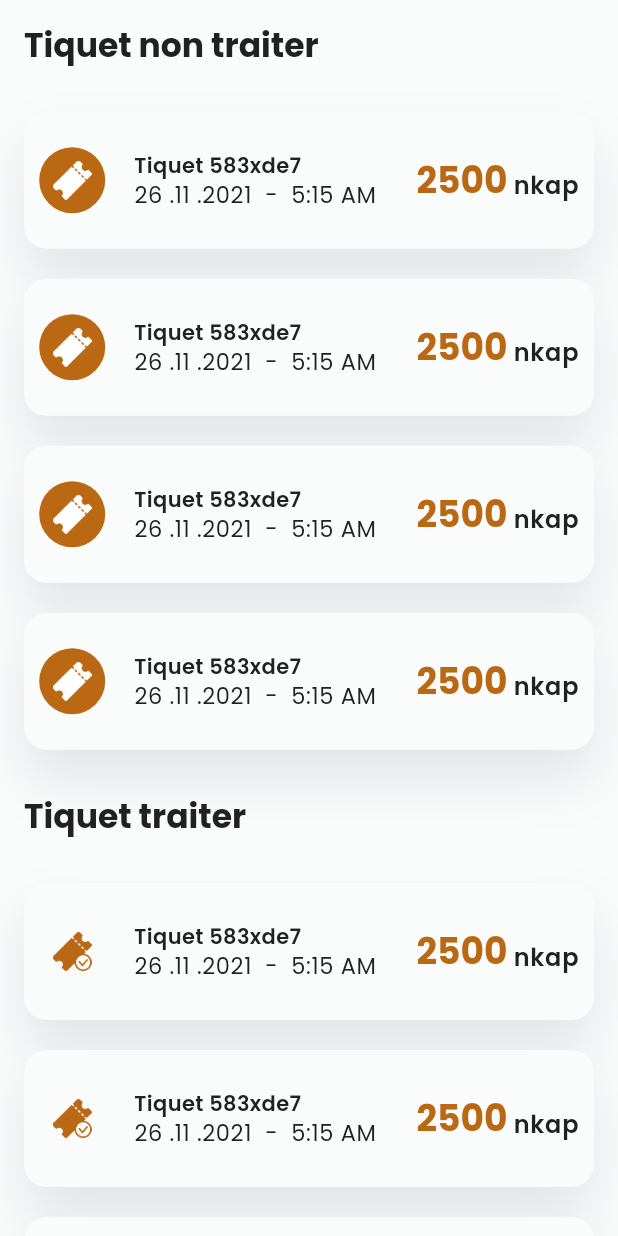
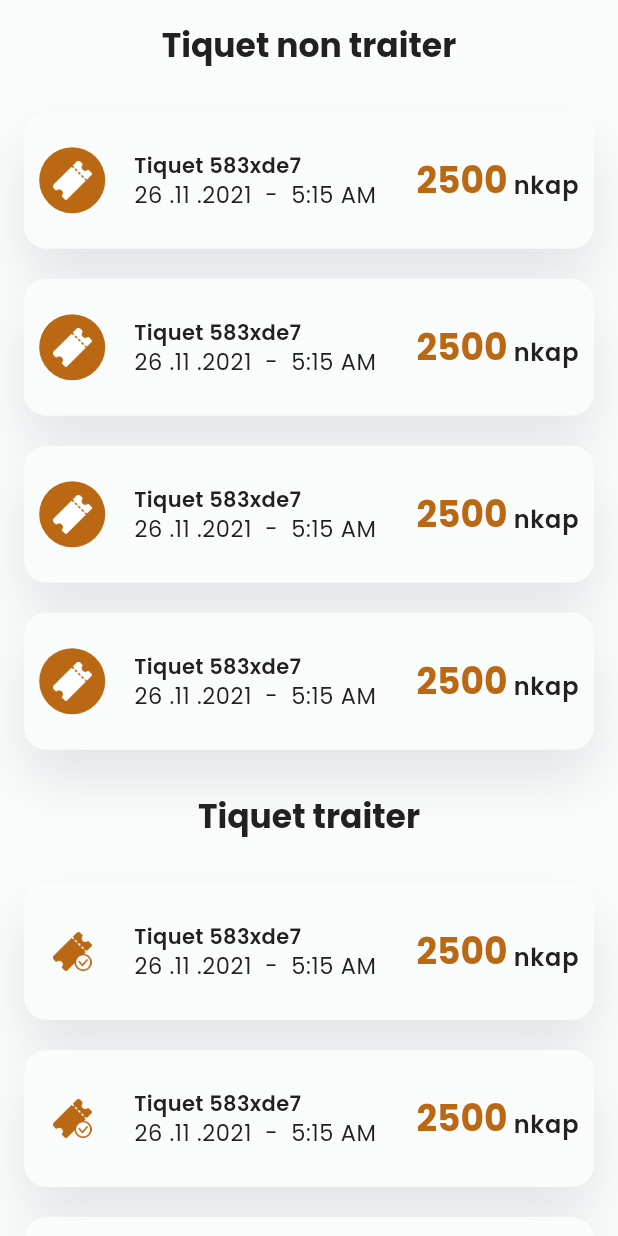
Before and after one commit to darrelX/jong, a Flutter app: the HistoryScreen screen opened directly, on a phone screen of 412 x 824 dp. Run offline on Flutter 3.47's test engine with Material 3 defaults, Android fonts, the phone set to English and light mode, and no system bars; our stand-ins replace animate_do, another_flushbar, auto_route, bloc, convert, dio and 15 more; missing offline and left inert: dart:ffi, draggable_bottom_sheet; accounts and stored records are empty; project files that could hold a hidden picture were left out.

```diff
--- a/lib/history/presentation/pages/history_screen.dart
+++ b/lib/history/presentation/pages/history_screen.dart
@@ -13,10 +13,12 @@ class HistoryScreen extends StatelessWidget {
   @override
   Widget build(BuildContext context) {
     return Scaffold(
-      body: ListView(
+      body: SingleChildScrollView(
+        child: Container(
           padding: const EdgeInsets.all(
             padding16,
           ),
+          child: Column(
             children: [
               Text(
                 "Tiquet non traiter",
@@ -25,7 +27,6 @@ class HistoryScreen extends StatelessWidget {
                 ),
               ),
               Gap(30.h),
-          ...[
               const TicketWidget(
                 title: 'Tiquet 583xde7',
                 price: '2500',
@@ -49,7 +50,6 @@ class HistoryScreen extends StatelessWidget {
                 price: '2500',
                 date: '26 .11 .2021  -  5:15 AM',
               ),
-          ],
               Gap(30.h),
               Text(
                 "Tiquet traiter",
@@ -58,7 +58,6 @@ class HistoryScreen extends StatelessWidget {
                 ),
               ),
               Gap(30.h),
-          ...[
               const TicketWidget(
                 title: 'Tiquet 583xde7',
                 price: '2500',
@@ -87,7 +86,8 @@ class HistoryScreen extends StatelessWidget {
                 isTreated: true,
               ),
             ],
-        ],
+          ),
+        ),
       ),
     );
   }
--- a/lib/topup/presentation/topup_screen.dart
+++ b/lib/topup/presentation/topup_screen.dart
@@ -41,7 +41,7 @@ class _TopUpScreenState extends State<TopUpScreen> {
         title: const Text("Popup acount"),
       ),
       body: Padding(
-        padding:  EdgeInsets.symmetric(
+        padding: const EdgeInsets.symmetric(
           horizontal: padding16,
         ),
         child: Column(
```
Also changed, not shown: lib/shared/pages/application_screen.dart (+5 -9 lines), lib/shared/widget/jong_app_bar.dart (+44 -10 lines). Lines whose indentation alone changed are shown as unchanged.
